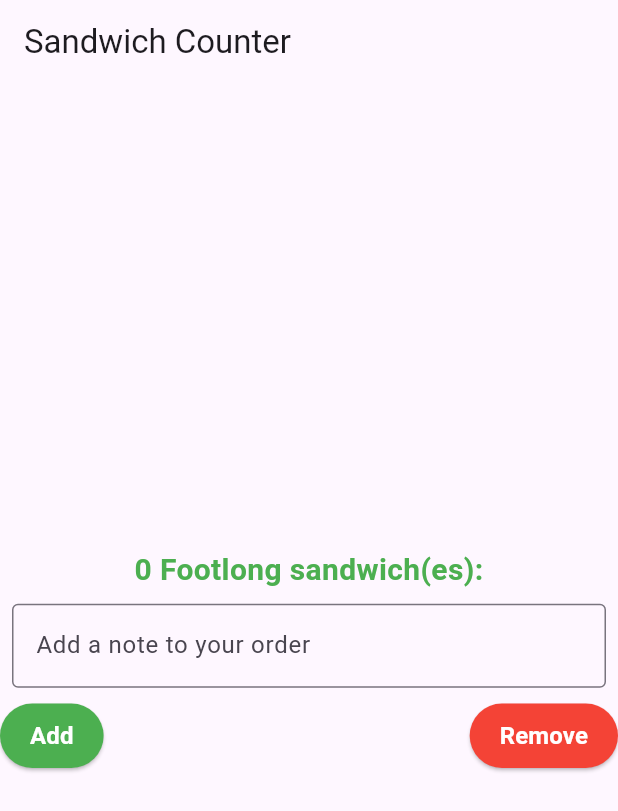
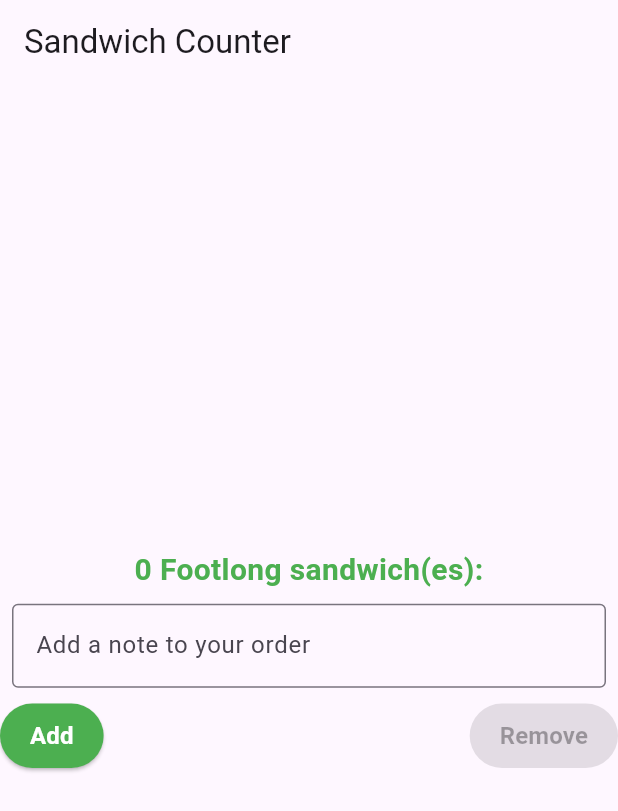
Before and after one commit to ChrystallaT1/sandwich_shop, a Flutter app: the screen it shows after launch, on a phone screen of 412 x 824 dp. Shown: the top 811 px of the screen. Run offline on Flutter 3.47's test engine with Material 3 defaults, Android fonts, the phone set to English and light mode, and no system bars.

Commit message:
Disable button function

```diff
--- a/lib/main.dart
+++ b/lib/main.dart
@@ -29,8 +29,7 @@ class OrderScreen extends StatefulWidget {
 
 class _OrderScreenState extends State<OrderScreen> {
   int _quantity = 0;
-  final TextEditingController _noteController =
-      TextEditingController(); // Controller for the note input
+  final TextEditingController _noteController = TextEditingController();
 
   void _increaseQuantity() {
     if (_quantity < widget.maxQuantity) {
@@ -64,25 +63,25 @@ class _OrderScreenState extends State<OrderScreen> {
               ),
             ),
             Row(
-              mainAxisAlignment: MainAxisAlignment
-                  .spaceBetween, // Align buttons to opposing sides
+              mainAxisAlignment: MainAxisAlignment.spaceBetween,
               children: [
                 StyledButton(
                   text: 'Add',
-                  onPressed: _increaseQuantity,
-                  backgroundColor: Colors.green,
+                  onPressed: _quantity < widget.maxQuantity
+                      ? _increaseQuantity
+                      : null,
+                  backgroundColor: _quantity < widget.maxQuantity
+                      ? Colors.green
+                      : Colors.grey,
                 ),
-                const SizedBox(width: 20), // Gap between buttons
                 StyledButton(
                   text: 'Remove',
-                  onPressed: _decreaseQuantity,
-                  backgroundColor: Colors.red,
+                  onPressed: _quantity > 0 ? _decreaseQuantity : null,
+                  backgroundColor: _quantity > 0 ? Colors.red : Colors.grey,
                 ),
               ],
             ),
-            if (_noteController
-                .text
-                .isNotEmpty) // Display the note if it's not empty
+            if (_noteController.text.isNotEmpty)
               Padding(
                 padding: const EdgeInsets.all(8.0),
                 child: Text(
@@ -121,17 +120,17 @@ class OrderItemDisplay extends StatelessWidget {
 }
 
 class StyledButton extends StatelessWidget {
-  final String text; // Text to display on the button
-  final VoidCallback onPressed; // Callback function when the button is clicked
-  final Color backgroundColor; // Background color of the button
-  final Color textColor; // Text color of the button
+  final String text;
+  final VoidCallback? onPressed;
+  final Color backgroundColor;
+  final Color textColor;
 
   const StyledButton({
     super.key,
     required this.text,
     required this.onPressed,
-    this.backgroundColor = Colors.blue, // Default background color
-    this.textColor = Colors.white, // Default text color
+    this.backgroundColor = Colors.blue,
+    this.textColor = Colors.white,
   });
 
   @override
@@ -150,122 +149,3 @@ class StyledButton extends StatelessWidget {
     );
   }
 }
-
-class MyApp extends StatelessWidget {
-  const MyApp({super.key});
-
-  // This widget is the root of your application.
-  @override
-  Widget build(BuildContext context) {
-    return MaterialApp(
-      title: 'Sandwich Shop App',
-      theme: ThemeData(
-        // This is the theme of your application.
-        //
-        // TRY THIS: Try running your application with "flutter run". You'll see
-        // the application has a purple toolbar. Then, without quitting the app,
-        // try changing the seedColor in the colorScheme below to Colors.green
-        // and then invoke "hot reload" (save your changes or press the "hot
-        // reload" button in a Flutter-supported IDE, or press "r" if you used
-        // the command line to start the app).
-        //
-        // Notice that the counter didn't reset back to zero; the application
-        // state is not lost during the reload. To reset the state, use hot
-        // restart instead.
-        //
-        // This works for code too, not just values: Most code changes can be
-        // tested with just a hot reload.
-        colorScheme: ColorScheme.fromSeed(seedColor: Colors.orange),
-      ),
-      home: const MyHomePage(title: 'My sandwich shop'),
-    );
-  }
-}
-
-class MyHomePage extends StatefulWidget {
-  const MyHomePage({super.key, required this.title});
-
-  // This widget is the home page of your application. It is stateful, meaning
-  // that it has a State object (defined below) that contains fields that affect
-  // how it looks.
-
-  // This class is the configuration for the state. It holds the values (in this
-  // case the title) provided by the parent (in this case the App widget) and
-  // used by the build method of the State. Fields in a Widget subclass are
-  // always marked "final".
-
-  final String title;
-
-  @override
-  State<MyHomePage> createState() => _MyHomePageState();
-}
-
-class _MyHomePageState extends State<MyHomePage> {
-  int _counter = 0;
-
-  void _incrementCounter() {
-    setState(() {
-      // This call to setState tells the Flutter framework that something has
-      // changed in this State, which causes it to rerun the build method below
-      // so that the display can reflect the updated values. If we changed
-      // _counter without calling setState(), then the build method would not be
-      // called again, and so nothing would appear to happen.
-      _counter++;
-    });
-  }
-
-  @override
-  Widget build(BuildContext context) {
-    // This method is rerun every time setState is called, for instance as done
-    // by the _incrementCounter method above.
-    //
-    // The Flutter framework has been optimized to make rerunning build methods
-    // fast, so that you can just rebuild anything that needs updating rather
-    // than having to individually change instances of widgets.
-    return Scaffold(
-      appBar: AppBar(
-        // TRY THIS: Try changing the color here to a specific color (to
-        // Colors.amber, perhaps?) and trigger a hot reload to see the AppBar
-        // change color while the other colors stay the same.
-        backgroundColor: Theme.of(context).colorScheme.inversePrimary,
-        // Here we take the value from the MyHomePage object that was created by
-        // the App.build method, and use it to set our appbar title.
-        title: Text(widget.title),
-      ),
-      body: Center(
-        // Center is a layout widget. It takes a single child and positions it
-        // in the middle of the parent.
-        child: Column(
-          // Column is also a layout widget. It takes a list of children and
-          // arranges them vertically. By default, it sizes itself to fit its
-          // children horizontally, and tries to be as tall as its parent.
-          //
-          // Column has various properties to control how it sizes itself and
-          // how it positions its children. Here we use mainAxisAlignment to
-          // center the children vertically; the main axis here is the vertical
-          // axis because Columns are vertical (the cross axis would be
-          // horizontal).
-          //
-          // TRY THIS: Invoke "debug painting" (choose the "Toggle Debug Paint"
-          // action in the IDE, or press "p" in the console), to see the
-          // wireframe for each widget.
-          mainAxisAlignment: MainAxisAlignment.center,
-          children: <Widget>[
-            const Text(
-              'Welcome to my shop!',
-              style: TextStyle(
-                fontWeight: FontWeight.bold,
-                color: Colors.green,
-              ),
-            ),
-          ],
-        ),
-      ),
-      floatingActionButton: FloatingActionButton(
-        onPressed: _incrementCounter,
-        tooltip: 'Increment',
-        child: const Icon(Icons.add),
-      ),
-    );
-  }
-}
```
